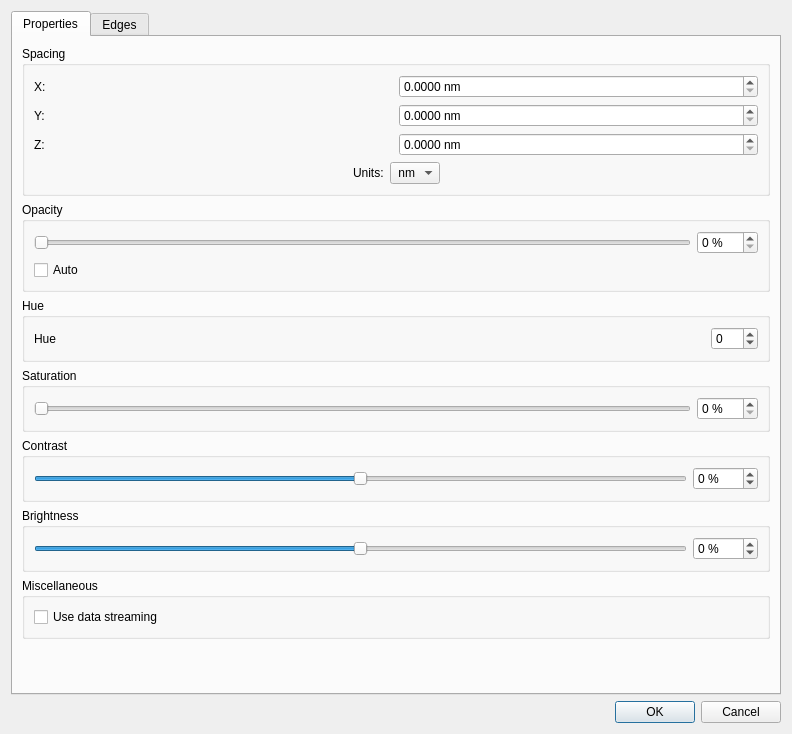
Qt form App/Dialogs/StackInspector/StackInspector.ui (FelixdelasPozas/EspINA) before a commit.
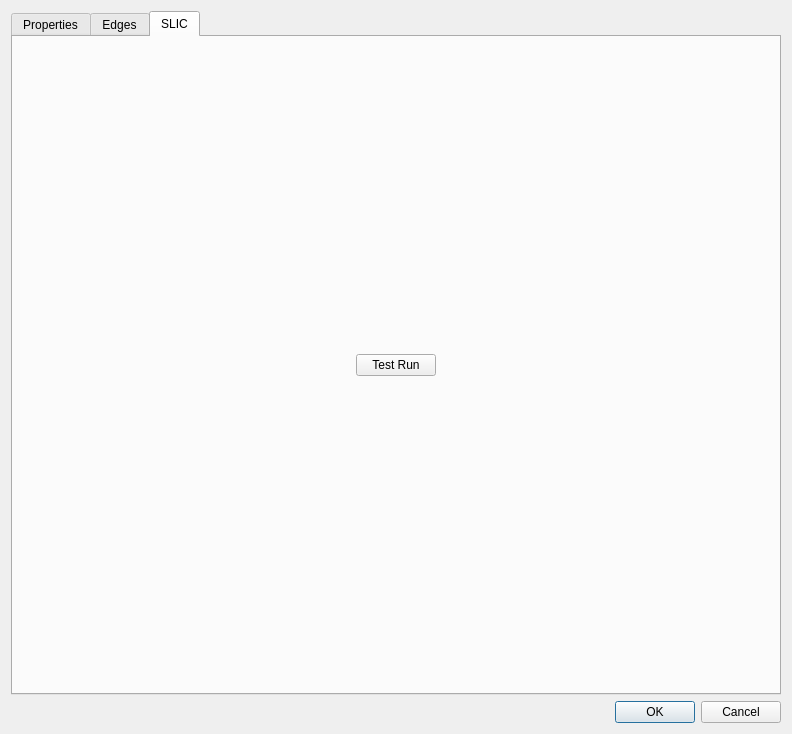
The same form after that commit. The open tabs and pages were chosen to show the change. Icons and pictures are not drawn.

Commit message: SLIC first implementation

What changed in the file:
```diff
--- a/App/Dialogs/StackInspector/StackInspector.ui
+++ b/App/Dialogs/StackInspector/StackInspector.ui
@@ -774,6 +774,50 @@
        </item>
       </layout>
      </widget>
+     <widget class="QWidget" name="slicTab">
+      <attribute name="title">
+       <string>SLIC</string>
+      </attribute>
+      <layout class="QVBoxLayout" name="verticalLayout_11">
+       <item>
+        <layout class="QHBoxLayout" name="slicTabLayout">
+         <item>
+          <spacer name="horizontalSpacer_4">
+           <property name="orientation">
+            <enum>Qt::Horizontal</enum>
+           </property>
+           <property name="sizeHint" stdset="0">
+            <size>
+             <width>40</width>
+             <height>20</height>
+            </size>
+           </property>
+          </spacer>
+         </item>
+         <item>
+          <widget class="QPushButton" name="testRunSlic">
+           <property name="text">
+            <string>Test Run</string>
+           </property>
+          </widget>
+         </item>
+         <item>
+          <spacer name="horizontalSpacer_5">
+           <property name="orientation">
+            <enum>Qt::Horizontal</enum>
+           </property>
+           <property name="sizeHint" stdset="0">
+            <size>
+             <width>40</width>
+             <height>20</height>
+            </size>
+           </property>
+          </spacer>
+         </item>
+        </layout>
+       </item>
+      </layout>
+     </widget>
     </widget>
    </item>
    <item>
```
The commit also changes 9 other files.
